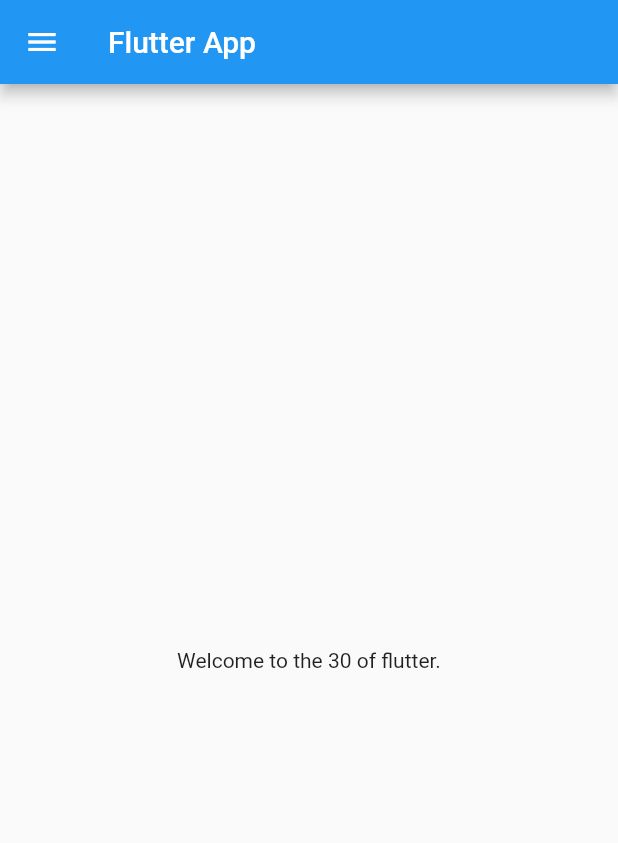
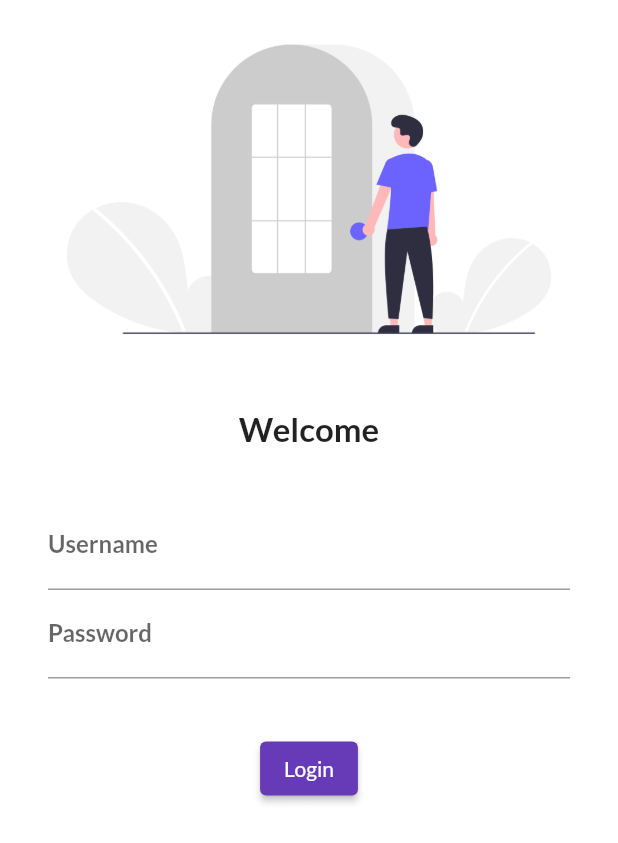
Before and after one commit to furqanalishah/learn-flutter-with-building-app, a Flutter app: the screen it shows after launch, on a phone screen of 412 x 824 dp. Shown: the top 843 px of the screen. Run offline on Flutter 3.47's test engine with Material 2 defaults, Android fonts, the phone set to English and light mode, and no system bars; our stand-ins replace google_fonts.

Commit message:
login screen design

```diff
--- a/lib/main.dart
+++ b/lib/main.dart
@@ -1,6 +1,7 @@
 import 'package:flutter/material.dart';
-
-import 'home_page.dart';
+import 'package:flutter_app/pages/home_page.dart';
+import 'package:flutter_app/pages/login_page.dart';
+import 'package:google_fonts/google_fonts.dart';
 
 void main() {
   runApp(MyApp());
@@ -12,7 +13,17 @@ class MyApp extends StatelessWidget {
   @override
   Widget build(BuildContext context) {
     return MaterialApp(
-        home:HomePage()
+      themeMode: ThemeMode.light,
+      theme: ThemeData(
+        primarySwatch: Colors.deepPurple,
+        fontFamily: GoogleFonts.lato().fontFamily,
+      ),
+      initialRoute: "/",
+      routes: {
+        "/": (context) => LoginPage(),
+        "/home": (context) => HomePage(),
+        "/login": (context) => LoginPage(),
+      },
     );
   }
 }
--- /dev/null
+++ b/lib/pages/login_page.dart
@@ -0,0 +1,51 @@
+import 'package:flutter/material.dart';
+import 'package:flutter/painting.dart';
+
+class LoginPage extends StatelessWidget {
+  @override
+  Widget build(BuildContext context) {
+    return Material(
+      color: Colors.white,
+      child: Column(children: [
+        Image.asset('assets/images/login_image.png', fit: BoxFit.cover),
+        SizedBox(
+          height: 20,
+        ),
+        Text(
+          "Welcome",
+          style: TextStyle(fontSize: 22.0, fontWeight: FontWeight.bold),
+        ),
+        SizedBox(
+          height: 20.0,
+        ),
+        Padding(
+          padding: const EdgeInsets.symmetric(vertical: 16.0, horizontal: 32.0),
+          child: Column(
+            children: [
+              TextFormField(
+                  decoration: InputDecoration(
+                labelText: "Username",
+                hintText: "Enter the username",
+                labelStyle: TextStyle(fontWeight: FontWeight.bold),
+              )),
+              TextFormField(
+                  obscureText: true,
+                  decoration: InputDecoration(
+                    labelText: "Password",
+                    hintText: "Enter the password",
+                    labelStyle: TextStyle(fontWeight: FontWeight.bold),
+                  ))
+            ],
+          ),
+        ),
+        SizedBox(
+          height: 20.0,
+        ),
+        ElevatedButton(
+          onPressed: () {print("How are you man??");},
+          child: Text("Login"),
+        )
+      ]),
+    );
+  }
+}
```
Also changed, not shown: pubspec.yaml (+4 -4 lines), assets/images/login_image.png (added), lib/pages/home_page.dart (renamed from lib/home_page.dart), pubspec.lock, 1 other file.
